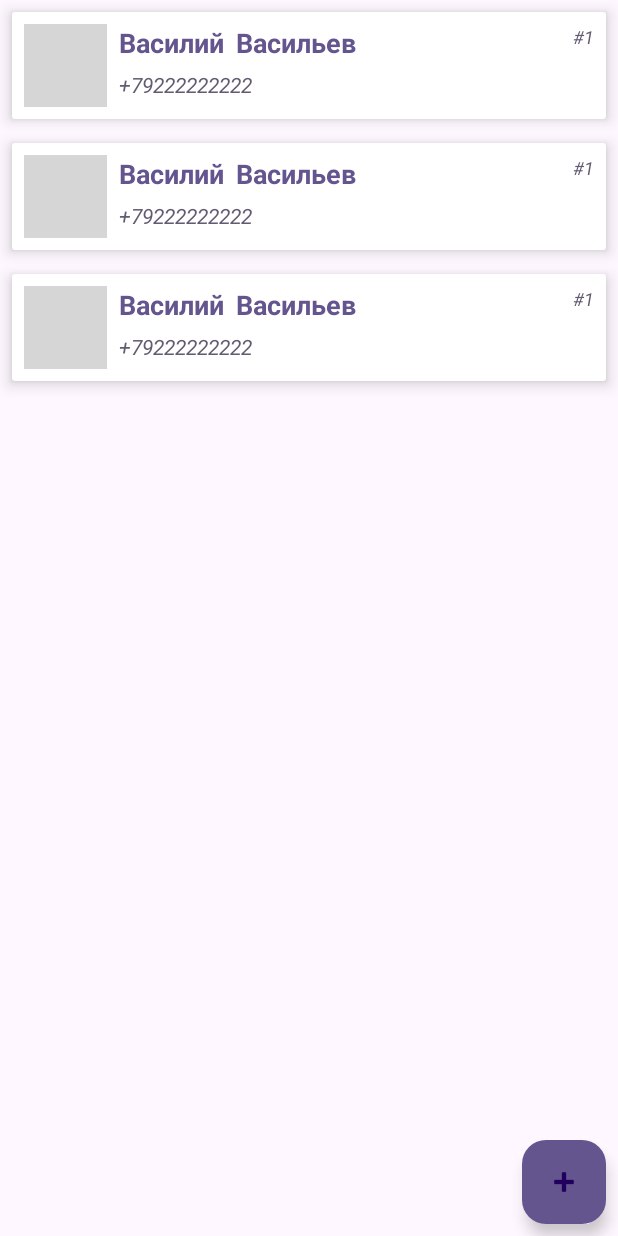
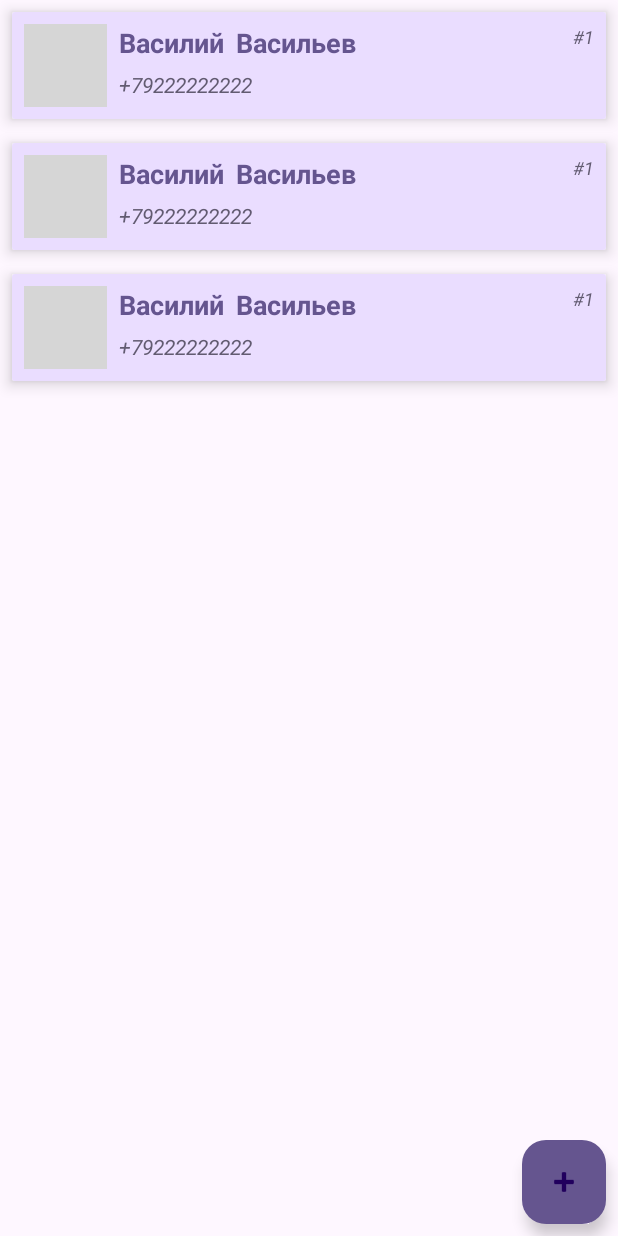
Before and after one commit to evgen-buran/Aston_intensive_3, an Android app: the layout fragment_main.xml on its own in the app's theme, with its tools: preview values and no code run, on a phone screen of 412 x 824 dp. Run offline under Robolectric (Android 15) with nearby library versions, the phone set to English and light mode, and no system bars; grey boxes are pictures that could not be loaded.

```diff
--- a/app/build.gradle.kts
+++ b/app/build.gradle.kts
@@ -12,7 +12,7 @@ android {
 
     defaultConfig {
         applicationId = "com.buranchikov.astoncontactlist"
-        minSdk = 21
+        minSdk = 24
         targetSdk = 34
         versionCode = 1
         versionName = "1.0"
--- a/app/src/main/res/layout/contact_item.xml
+++ b/app/src/main/res/layout/contact_item.xml
@@ -14,18 +14,19 @@
     <androidx.constraintlayout.widget.ConstraintLayout
         android:layout_width="match_parent"
         android:layout_height="match_parent"
+        android:background="@color/primaryContainer"
         android:padding="@dimen/app_padding">
 
         <TextView
             android:id="@+id/tvIdContactItem"
             android:layout_width="wrap_content"
             android:layout_height="wrap_content"
-            android:text="#1"
             android:textColor="@color/secondary"
             android:textSize="@dimen/sub_text_size"
             android:textStyle="italic"
             app:layout_constraintEnd_toEndOf="parent"
-            app:layout_constraintTop_toTopOf="parent" />
+            app:layout_constraintTop_toTopOf="parent"
+            tools:text="@string/testId" />
 
         <ImageView
             android:id="@+id/ivPhotoItem"
@@ -41,37 +42,37 @@
             android:layout_height="wrap_content"
             android:layout_marginStart="@dimen/app_margin"
             android:backgroundTint="@color/primary"
-            android:text="Василий"
             android:textColor="@color/primary"
             android:textSize="@dimen/name_text_size"
             android:textStyle="bold"
             app:layout_constraintStart_toEndOf="@+id/ivPhotoItem"
-            app:layout_constraintTop_toTopOf="@+id/ivPhotoItem" />
+            app:layout_constraintTop_toTopOf="@+id/ivPhotoItem"
+            tools:text="@string/tools_name" />
 
         <TextView
             android:id="@+id/tvSecondNameItem"
             android:layout_width="wrap_content"
             android:layout_height="wrap_content"
+            android:layout_marginLeft="@dimen/app_margin"
             android:backgroundTint="@color/primary"
-            android:text="Васильев"
             android:textColor="@color/primary"
             android:textSize="@dimen/name_text_size"
             android:textStyle="bold"
-            android:layout_marginLeft="@dimen/app_margin"
             app:layout_constraintStart_toEndOf="@+id/tvNameItem"
-            app:layout_constraintTop_toTopOf="parent" />
+            app:layout_constraintTop_toTopOf="parent"
+            tools:text="@string/tools_secondName" />
 
         <TextView
             android:id="@+id/tvPhoneItem"
             android:layout_width="wrap_content"
             android:layout_height="wrap_content"
-            android:text="+79222222222"
             android:textColor="@color/secondary"
             android:textSize="@dimen/phone_text_size"
             android:textStyle="italic"
             app:layout_constraintBottom_toBottomOf="parent"
             app:layout_constraintStart_toStartOf="@+id/tvNameItem"
-            app:layout_constraintTop_toBottomOf="@+id/tvNameItem" />
+            app:layout_constraintTop_toBottomOf="@+id/tvNameItem"
+            tools:text="@string/tools_phone" />
 
         <CheckBox
             android:id="@+id/checkBoxItem"
--- a/app/src/main/res/values/colors.xml
+++ b/app/src/main/res/values/colors.xml
@@ -6,5 +6,6 @@
     <color name="primaryContainer">#eaddff</color>
     <color name="secondary">#625b71</color>
     <color name="outline">#79747e</color>
+    <color name="tretiary">#FFD8E4</color>
 
 </resources>
--- a/app/src/main/res/values/strings.xml
+++ b/app/src/main/res/values/strings.xml
@@ -12,4 +12,9 @@
     <string name="man_gender">Мужской</string>
     <string name="woman_gender">Женский</string>
     <string name="edit_btn_text">Изменить контакт</string>
+    <string name="unavailable_delete">Удаление элементов временно недоступно:(</string>
+    <string name="testId">#1</string>
+    <string name="tools_name">Василий</string>
+    <string name="tools_secondName">Васильев</string>
+    <string name="tools_phone">+79222222222</string>
 </resources>
```
Also changed, not shown: app/src/main/java/com/buranchikov/astoncontactlist/MainActivity.kt (+14 -2 lines), app/src/main/java/com/buranchikov/astoncontactlist/MainAdapter.kt (+7 -3 lines), app/src/main/java/com/buranchikov/astoncontactlist/MainFragment.kt (+10 -18 lines), app/src/main/java/com/buranchikov/astoncontactlist/NewContactFragment.kt (+8 -7 lines).
